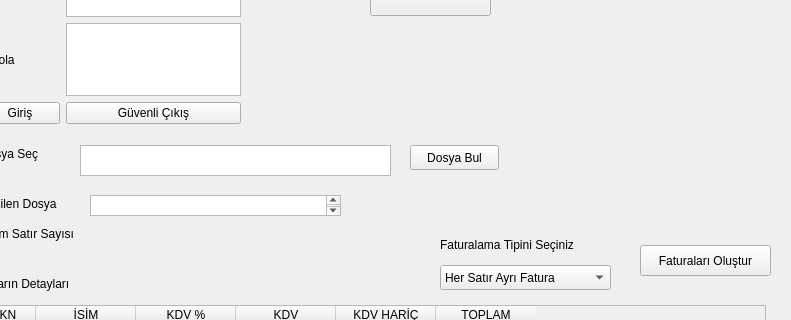
Before: the Qt Designer form ui/main.ui in Berkayyldrm/desktop_app, drawn with Qt 5; both pictures show x 90 to 881 and y 135 to 455 of the 881 by 680 pixel window.
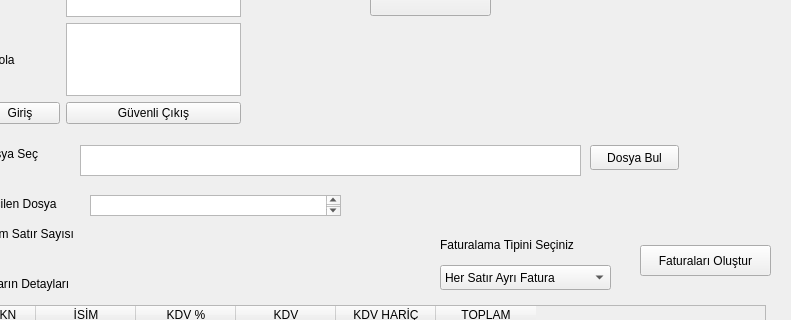
After: the same form once the commit is applied.

Diff of the .ui file:
```diff
--- a/ui/main.ui
+++ b/ui/main.ui
@@ -214,7 +214,7 @@
    <widget class="QPushButton" name="pushButton_5">
     <property name="geometry">
      <rect>
-      <x>500</x>
+      <x>680</x>
       <y>280</y>
       <width>89</width>
       <height>25</height>
@@ -229,7 +229,7 @@
      <rect>
       <x>170</x>
       <y>280</y>
-      <width>311</width>
+      <width>501</width>
       <height>31</height>
      </rect>
     </property>
```
Left out of the diff: 4 changed lines with no effect on the pictures.
